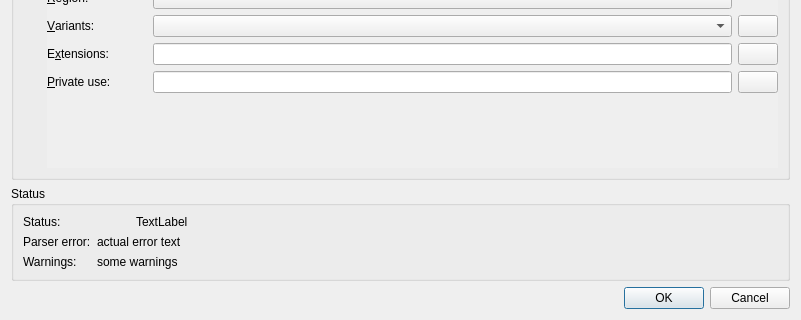
Old version of the form src/mkvtoolnix-gui/forms/util/language_dialog.ui in the repository jpsdr/MKVToolnix-Windows-7; both pictures show x 0 to 801 and y 217 to 537 of the 801 by 537 pixel window.
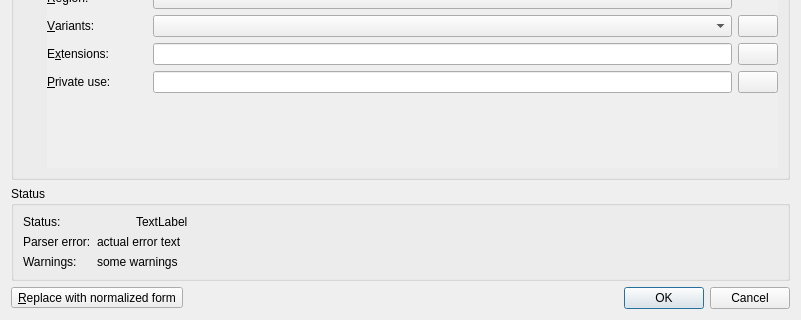
New version of the form. Icons and pictures are not drawn. Custom widgets are drawn as their Qt base class.

Commit message:
GUI: BCP47: support for always normalizing to canonical or extlang form
Part of the implementation of #3307.

```diff
--- a/src/mkvtoolnix-gui/forms/util/language_dialog.ui
+++ b/src/mkvtoolnix-gui/forms/util/language_dialog.ui
@@ -393,14 +393,41 @@
     </widget>
    </item>
    <item>
-    <widget class="QDialogButtonBox" name="buttonBox">
-     <property name="orientation">
-      <enum>Qt::Horizontal</enum>
-     </property>
-     <property name="standardButtons">
-      <set>QDialogButtonBox::Cancel|QDialogButtonBox::Ok</set>
-     </property>
-    </widget>
+    <layout class="QHBoxLayout" name="horizontalLayout_4">
+     <item>
+      <widget class="QToolButton" name="tbReplaceNormalized">
+       <property name="text">
+        <string>&amp;Replace with normalized form</string>
+       </property>
+       <property name="popupMode">
+        <enum>QToolButton::InstantPopup</enum>
+       </property>
+      </widget>
+     </item>
+     <item>
+      <spacer name="horizontalSpacer_3">
+       <property name="orientation">
+        <enum>Qt::Horizontal</enum>
+       </property>
+       <property name="sizeHint" stdset="0">
+        <size>
+         <width>40</width>
+         <height>20</height>
+        </size>
+       </property>
+      </spacer>
+     </item>
+     <item>
+      <widget class="QDialogButtonBox" name="bbOkCancel">
+       <property name="orientation">
+        <enum>Qt::Horizontal</enum>
+       </property>
+       <property name="standardButtons">
+        <set>QDialogButtonBox::Cancel|QDialogButtonBox::Ok</set>
+       </property>
+      </widget>
+     </item>
+    </layout>
    </item>
   </layout>
  </widget>
```
Left out of the diff: 37 changed lines with no effect on the pictures. The commit also changes 14 other files.
